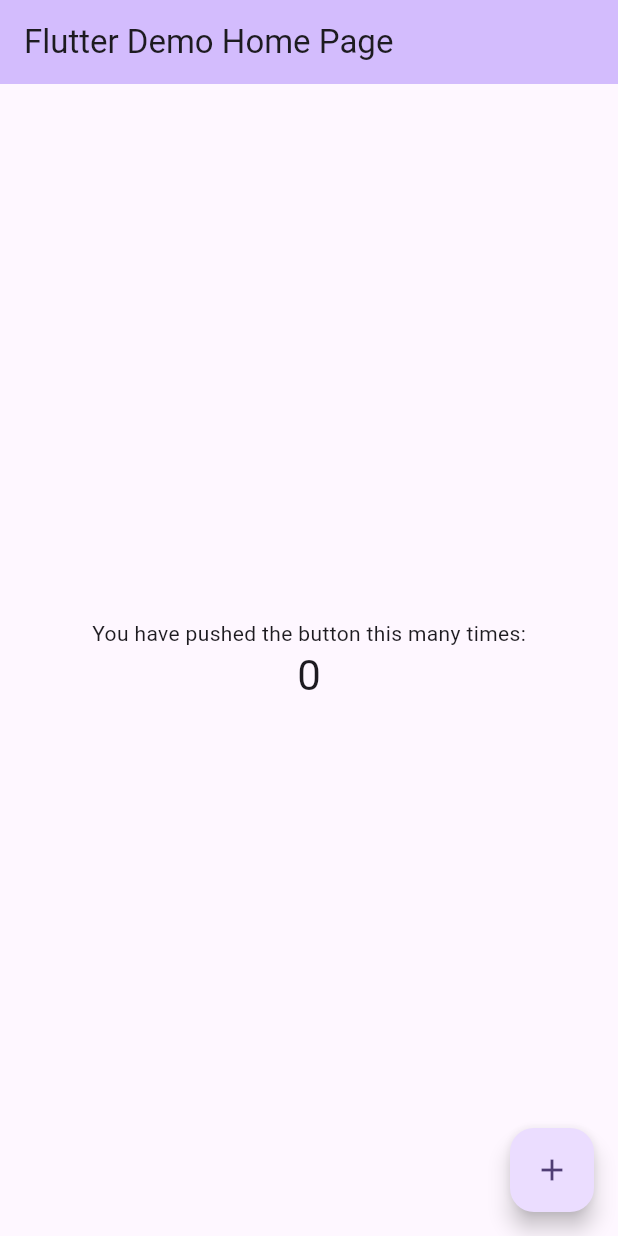
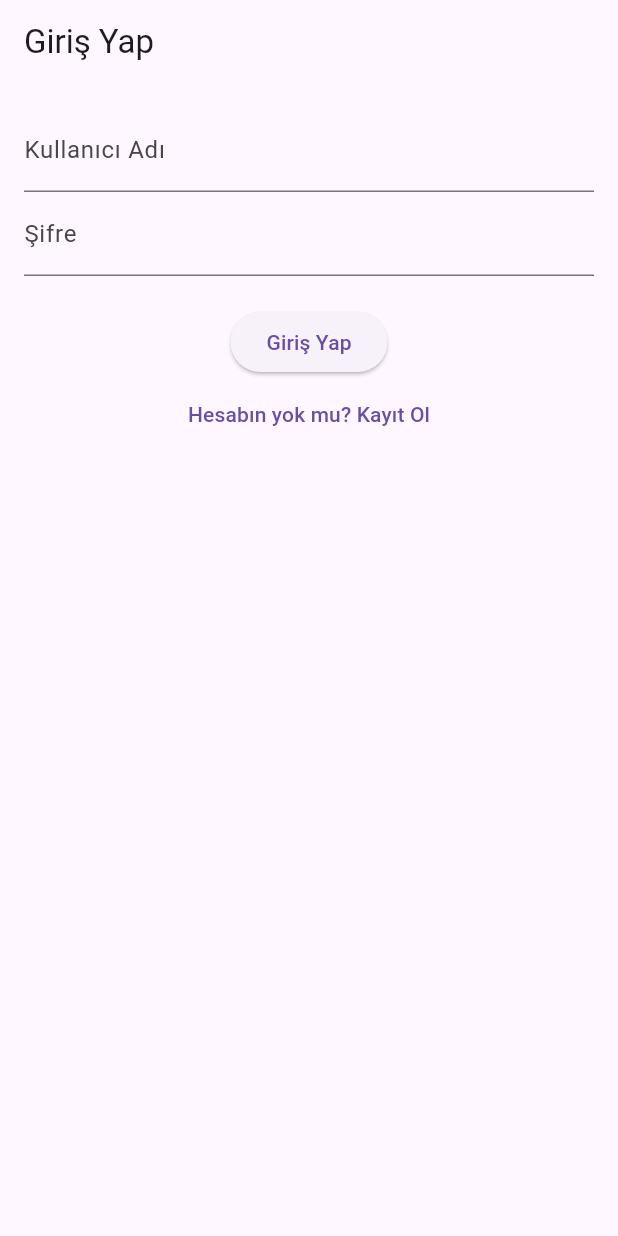
Before and after one commit to OsmanGundogdu/Kelime-Mayinlari, a Flutter app: the screen it shows after launch, on a phone screen of 412 x 824 dp. Run offline on Flutter 3.47's test engine with Material 3 defaults, Android fonts, the phone set to English and light mode, and no system bars; our stand-ins replace cloud_firestore, firebase_core; accounts and stored records are empty.

Commit message:
Firebase added. Firestore database created. Login/registration operations created successfully.

```diff
--- /dev/null
+++ b/lib/Giris/login_screen.dart
@@ -0,0 +1,104 @@
+import 'package:cloud_firestore/cloud_firestore.dart';
+import 'package:flutter/material.dart';
+import 'package:crypto/crypto.dart';
+import 'package:proje2/home_screen.dart';
+import 'dart:convert';
+import 'register_screen.dart';
+
+class LoginScreen extends StatefulWidget {
+  const LoginScreen({super.key});
+
+  @override
+  State<LoginScreen> createState() => _LoginScreenState();
+}
+
+class _LoginScreenState extends State<LoginScreen> {
+  final _usernameController = TextEditingController();
+  final _passwordController = TextEditingController();
+  final FirebaseFirestore _firestore = FirebaseFirestore.instance;
+
+  String hashPassword(String password) {
+    return sha256.convert(utf8.encode(password)).toString();
+  }
+
+  void _signIn() async {
+    final username = _usernameController.text.trim();
+    final password = _passwordController.text.trim();
+
+    if (username.isEmpty || password.isEmpty) {
+      ScaffoldMessenger.of(context).showSnackBar(
+        const SnackBar(content: Text("Kullanıcı adı ve şifre boş olamaz.")),
+      );
+      return;
+    }
+
+    try {
+      final snapshot = await _firestore
+          .collection('users')
+          .where('username', isEqualTo: username)
+          .get();
+
+      if (snapshot.docs.isEmpty) {
+        ScaffoldMessenger.of(context).showSnackBar(
+          const SnackBar(content: Text("Kullanıcı bulunamadı.")),
+        );
+        return;
+      }
+
+      final user = snapshot.docs.first;
+      final storedPassword = user['password'];
+
+      if (storedPassword == hashPassword(password)) {
+        Navigator.pushReplacement(
+          context,
+          MaterialPageRoute(builder: (_) => const HomeScreen()),
+        );
+      } else {
+        ScaffoldMessenger.of(context).showSnackBar(
+          const SnackBar(content: Text("Yanlış şifre.")),
+        );
+      }
+    } catch (e) {
+      ScaffoldMessenger.of(context).showSnackBar(
+        SnackBar(content: Text("Giriş başarısız: $e")),
+      );
+    }
+  }
+
+  @override
+  Widget build(BuildContext context) {
+    return Scaffold(
+      appBar: AppBar(title: Text('Giriş Yap')),
+      body: Padding(
+        padding: const EdgeInsets.all(16.0),
+        child: Column(
+          children: [
+            TextField(
+              controller: _usernameController,
+              decoration: const InputDecoration(labelText: 'Kullanıcı Adı'),
+            ),
+            TextField(
+              controller: _passwordController,
+              obscureText: true,
+              decoration: const InputDecoration(labelText: 'Şifre'),
+            ),
+            const SizedBox(height: 20),
+            ElevatedButton(
+              onPressed: _signIn,
+              child: const Text('Giriş Yap'),
+            ),
+            TextButton(
+              onPressed: () {
+                Navigator.push(
+                  context,
+                  MaterialPageRoute(builder: (_) => const RegisterScreen()),
+                );
+              },
+              child: const Text('Hesabın yok mu? Kayıt Ol'),
+            ),
+          ],
+        ),
+      ),
+    );
+  }
+}
--- a/lib/main.dart
+++ b/lib/main.dart
@@ -1,125 +1,22 @@
 import 'package:flutter/material.dart';
+import 'package:firebase_core/firebase_core.dart';
+import 'package:proje2/Giris/login_screen.dart';
 
-void main() {
+void main() async {
+  WidgetsFlutterBinding.ensureInitialized();
+  await Firebase.initializeApp();
   runApp(const MyApp());
 }
 
 class MyApp extends StatelessWidget {
   const MyApp({super.key});
 
-  // This widget is the root of your application.
   @override
   Widget build(BuildContext context) {
     return MaterialApp(
-      title: 'Flutter Demo',
-      theme: ThemeData(
-        // This is the theme of your application.
-        //
-        // TRY THIS: Try running your application with "flutter run". You'll see
-        // the application has a purple toolbar. Then, without quitting the app,
-        // try changing the seedColor in the colorScheme below to Colors.green
-        // and then invoke "hot reload" (save your changes or press the "hot
-        // reload" button in a Flutter-supported IDE, or press "r" if you used
-        // the command line to start the app).
-        //
-        // Notice that the counter didn't reset back to zero; the application
-        // state is not lost during the reload. To reset the state, use hot
-        // restart instead.
-        //
-        // This works for code too, not just values: Most code changes can be
-        // tested with just a hot reload.
-        colorScheme: ColorScheme.fromSeed(seedColor: Colors.deepPurple),
-        useMaterial3: true,
-      ),
-      home: const MyHomePage(title: 'Flutter Demo Home Page'),
+      title: 'Kullanıcı Giriş/Kayıt',
+      theme: ThemeData(primarySwatch: Colors.blue),
+      home: const LoginScreen(),
     );
   }
 }
-
-class MyHomePage extends StatefulWidget {
-  const MyHomePage({super.key, required this.title});
-
-  // This widget is the home page of your application. It is stateful, meaning
-  // that it has a State object (defined below) that contains fields that affect
-  // how it looks.
-
-  // This class is the configuration for the state. It holds the values (in this
-  // case the title) provided by the parent (in this case the App widget) and
-  // used by the build method of the State. Fields in a Widget subclass are
-  // always marked "final".
-
-  final String title;
-
-  @override
-  State<MyHomePage> createState() => _MyHomePageState();
-}
-
-class _MyHomePageState extends State<MyHomePage> {
-  int _counter = 0;
-
-  void _incrementCounter() {
-    setState(() {
-      // This call to setState tells the Flutter framework that something has
-      // changed in this State, which causes it to rerun the build method below
-      // so that the display can reflect the updated values. If we changed
-      // _counter without calling setState(), then the build method would not be
-      // called again, and so nothing would appear to happen.
-      _counter++;
-    });
-  }
-
-  @override
-  Widget build(BuildContext context) {
-    // This method is rerun every time setState is called, for instance as done
-    // by the _incrementCounter method above.
-    //
-    // The Flutter framework has been optimized to make rerunning build methods
-    // fast, so that you can just rebuild anything that needs updating rather
-    // than having to individually change instances of widgets.
-    return Scaffold(
-      appBar: AppBar(
-        // TRY THIS: Try changing the color here to a specific color (to
-        // Colors.amber, perhaps?) and trigger a hot reload to see the AppBar
-        // change color while the other colors stay the same.
-        backgroundColor: Theme.of(context).colorScheme.inversePrimary,
-        // Here we take the value from the MyHomePage object that was created by
-        // the App.build method, and use it to set our appbar title.
-        title: Text(widget.title),
-      ),
-      body: Center(
-        // Center is a layout widget. It takes a single child and positions it
-        // in the middle of the parent.
-        child: Column(
-          // Column is also a layout widget. It takes a list of children and
-          // arranges them vertically. By default, it sizes itself to fit its
-          // children horizontally, and tries to be as tall as its parent.
-          //
-          // Column has various properties to control how it sizes itself and
-          // how it positions its children. Here we use mainAxisAlignment to
-          // center the children vertically; the main axis here is the vertical
-          // axis because Columns are vertical (the cross axis would be
-          // horizontal).
-          //
-          // TRY THIS: Invoke "debug painting" (choose the "Toggle Debug Paint"
-          // action in the IDE, or press "p" in the console), to see the
-          // wireframe for each widget.
-          mainAxisAlignment: MainAxisAlignment.center,
-          children: <Widget>[
-            const Text(
-              'You have pushed the button this many times:',
-            ),
-            Text(
-              '$_counter',
-              style: Theme.of(context).textTheme.headlineMedium,
-            ),
-          ],
-        ),
-      ),
-      floatingActionButton: FloatingActionButton(
-        onPressed: _incrementCounter,
-        tooltip: 'Increment',
-        child: const Icon(Icons.add),
-      ), // This trailing comma makes auto-formatting nicer for build methods.
-    );
-  }
-}
--- a/pubspec.yaml
+++ b/pubspec.yaml
@@ -34,6 +34,9 @@ dependencies:
   # The following adds the Cupertino Icons font to your application.
   # Use with the CupertinoIcons class for iOS style icons.
   cupertino_icons: ^1.0.8
+  firebase_core: ^3.13.0
+  cloud_firestore: ^5.6.6
+  crypto: ^3.0.6
 
 dev_dependencies:
   flutter_test:
```
Also changed, not shown: lib/Giris/register_screen.dart (added, +104 -0 lines), lib/home_screen.dart (added, +13 -0 lines), pubspec.lock, 6 other files.
